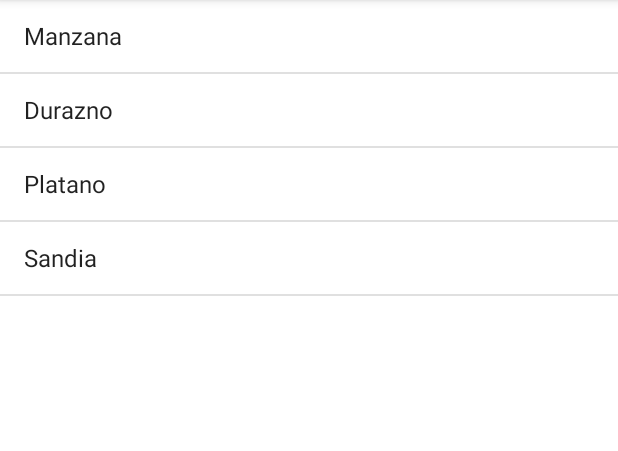
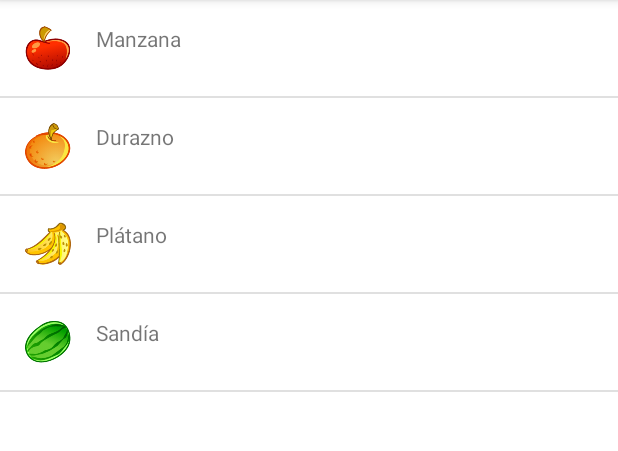
Before and after one commit to DanielH7-ctrl/A-ListView, an Android app: the screen it shows after launch (MainActivity), after a tap on "Manzana", on a phone screen of 412 x 824 dp, the part 84-535 px from its top. Run offline under Robolectric (Android 15) with nearby library versions, the phone set to English and light mode, and no system bars.

Commit message:
Adaptador personalizado

```diff
--- /dev/null
+++ b/app/src/main/java/com/example/listview/AdaptadorCustom.kt
@@ -0,0 +1,64 @@
+package com.example.listview
+
+import android.content.Context
+import android.view.LayoutInflater
+import android.view.View
+import android.view.ViewGroup
+import android.widget.BaseAdapter
+import android.widget.ImageView
+import android.widget.TextView
+
+class AdaptadorCustom(var context: Context, items:ArrayList<Fruta>):BaseAdapter() {
+
+    var items:ArrayList<Fruta>? = null
+
+    init {
+        this.items = items
+    }
+
+    override fun getView(position: Int, convertView: View?, parent: ViewGroup?): View {
+        var holder:ViewHolder? = null
+
+        var vista:View? = convertView
+
+        if (vista == null) {
+            vista = LayoutInflater.from(context).inflate(R.layout.template, null)
+            holder = ViewHolder(vista)
+            vista.tag = holder
+        }else{
+            holder = vista.tag as? ViewHolder
+        }
+
+        val item = getItem(position) as Fruta
+        holder?.nombre?.text = item.nombre
+        holder?.imagen?.setImageResource(item.imagen)
+
+        return vista!!
+
+    }
+
+    override fun getItem(position: Int): Any {
+        return items?.get(position)!!
+    }
+
+    override fun getItemId(position: Int): Long {
+        return position.toLong()
+    }
+
+    override fun getCount(): Int {
+        return items?.count()!!
+    }
+
+    private class ViewHolder(vista:View){
+        var nombre:TextView? = null
+        var imagen:ImageView? = null
+
+        init {
+            nombre = vista.findViewById(R.id.nombre)
+            imagen = vista.findViewById(R.id.imagen)
+        }
+    }
+
+
+
+}
--- /dev/null
+++ b/app/src/main/java/com/example/listview/Fruta.kt
@@ -0,0 +1,14 @@
+package com.example.listview
+
+import android.media.Image
+
+class Fruta(nombre:String, imagen:Int) {
+    var nombre:String = ""
+    var imagen:Int = 0
+
+    init {
+        this.nombre = nombre
+        this.imagen = imagen
+    }
+
+}
--- a/app/src/main/java/com/example/listview/MainActivity.kt
+++ b/app/src/main/java/com/example/listview/MainActivity.kt
@@ -12,20 +12,23 @@ class MainActivity : AppCompatActivity() {
         super.onCreate(savedInstanceState)
         setContentView(R.layout.activity_main)
 
-        var frutas:ArrayList<String> = ArrayList()
-        frutas.add("Manzana")
-        frutas.add("Durazno")
-        frutas.add("Platano")
-        frutas.add("Sandia")
+        var frutas:ArrayList<Fruta> = ArrayList()
+        frutas.add(Fruta("Manzana", R.drawable.manzana))
+        frutas.add(Fruta("Durazno", R.drawable.durazno))
+        frutas.add(Fruta("Plátano", R.drawable.platano))
+        frutas.add(Fruta("Sandía", R.drawable.sandia))
+
+
 
         val lista = findViewById<ListView>(R.id.lista)
 
-        val adaptador = ArrayAdapter<String>(this, android.R.layout.simple_list_item_1, frutas)
+        //val adaptador = ArrayAdapter<String>(this, android.R.layout.simple_list_item_1, frutas)
+        val adaptador = AdaptadorCustom(this, frutas)
 
         lista.adapter = adaptador
 
         lista.onItemClickListener = AdapterView.OnItemClickListener { parent, view, position, id ->
-            Toast.makeText(this, frutas.get(position), Toast.LENGTH_LONG).show()
+            Toast.makeText(this, frutas.get(position).nombre, Toast.LENGTH_LONG).show()
 
         }
     }
--- /dev/null
+++ b/app/src/main/res/layout/template.xml
@@ -0,0 +1,28 @@
+<?xml version="1.0" encoding="utf-8"?>
+<LinearLayout xmlns:android="http://schemas.android.com/apk/res/android"
+    xmlns:app="http://schemas.android.com/apk/res-auto"
+    android:orientation="vertical"
+    android:layout_width="match_parent"
+    android:layout_height="match_parent">
+
+    <LinearLayout
+        android:layout_width="match_parent"
+        android:layout_height="match_parent"
+        android:orientation="horizontal">
+
+        <ImageView
+            android:id="@+id/imagen"
+            android:layout_width="32dp"
+            android:layout_height="32dp"
+            android:layout_margin="16dp"
+            app:srcCompat="@drawable/manzana" />
+
+        <TextView
+            android:id="@+id/nombre"
+            android:layout_width="match_parent"
+            android:layout_height="wrap_content"
+            android:layout_marginTop="16dp"
+            android:layout_marginBottom="16dp"
+            android:text="TextView" />
+    </LinearLayout>
+</LinearLayout>
```
Also changed, not shown: app/src/main/res/drawable/durazno.png (added), app/src/main/res/drawable/manzana.png (added), app/src/main/res/drawable/platano.png (added), app/src/main/res/drawable/sandia.png (added).
